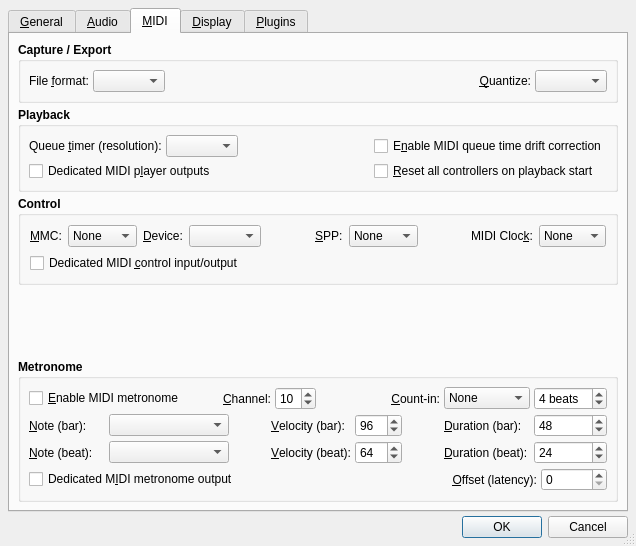
Old version of the form src/qtractorOptionsForm.ui in the repository rncbc/qtractor.
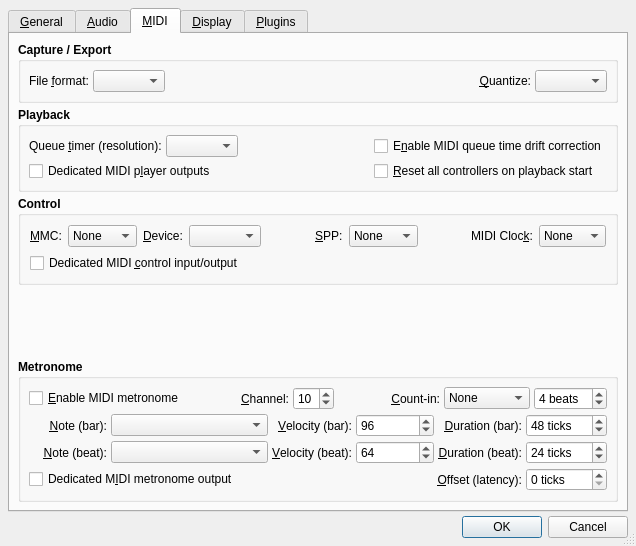
New version of the form. The open tabs and pages were chosen to show the change. Icons and pictures are not drawn. Custom widgets are drawn as their Qt base class.

Commit message: Just a few View/Options.../Audio, MIDI tabs dialog layout adjustments. (bis)

What changed in the file:
```diff
--- a/src/qtractorOptionsForm.ui
+++ b/src/qtractorOptionsForm.ui
@@ -1215,7 +1215,15 @@
           <bool>true</bool>
          </property>
          <layout class="QGridLayout">
-          <item row="0" column="0" colspan="2">
+          <item row="0" column="0" colspan="6">
+           <layout class="QHBoxLayout">
+            <property name="spacing">
+             <number>4</number>
+            </property>
+            <property name="margin">
+             <number>0</number>
+            </property>
+            <item>
            <widget class="QCheckBox" name="AudioMetronomeCheckBox">
             <property name="font">
              <font>
@@ -1231,7 +1239,20 @@
             </property>
            </widget>
           </item>
-          <item row="0" column="2">
+            <item>
+             <spacer>
+              <property name="orientation">
+               <enum>Qt::Horizontal</enum>
+              </property>
+              <property name="sizeHint">
+               <size>
+                <width>20</width>
+                <height>20</height>
+               </size>
+              </property>
+             </spacer>
+            </item>
+            <item>
            <widget class="QLabel" name="AudioCountInModeLabel">
             <property name="font">
              <font>
@@ -1250,7 +1271,7 @@
             </property>
            </widget>
           </item>
-          <item row="0" column="3" colspan="2">
+            <item>
            <widget class="QComboBox" name="AudioCountInModeComboBox">
             <property name="font">
              <font>
@@ -1278,7 +1299,7 @@
             </item>
            </widget>
           </item>
-          <item row="0" column="5">
+            <item>
            <widget class="QSpinBox" name="AudioCountInBeatsSpinBox">
             <property name="minimumSize">
              <size>
@@ -1309,6 +1330,8 @@
             </property>
            </widget>
           </item>
+           </layout>
+          </item>
           <item row="1" column="0">
            <widget class="QLabel" name="MetroBarFilenameTextLabel">
             <property name="font">
@@ -1320,6 +1343,9 @@
             <property name="text">
              <string>&amp;File (bar):</string>
             </property>
+            <property name="alignment">
+             <set>Qt::AlignRight|Qt::AlignVCenter</set>
+            </property>
             <property name="buddy">
              <cstring>MetroBarFilenameComboBox</cstring>
             </property>
@@ -1395,6 +1421,9 @@
             <property name="text">
              <string>&amp;Gain (bar):</string>
             </property>
+            <property name="alignment">
+             <set>Qt::AlignRight|Qt::AlignVCenter</set>
+            </property>
             <property name="buddy">
              <cstring>MetroBarGainSpinBox</cstring>
             </property>
@@ -1445,6 +1474,9 @@
             <property name="text">
              <string>&amp;File (beat):</string>
             </property>
+            <property name="alignment">
+             <set>Qt::AlignRight|Qt::AlignVCenter</set>
+            </property>
             <property name="buddy">
              <cstring>MetroBeatFilenameComboBox</cstring>
             </property>
@@ -1509,7 +1541,7 @@
             </property>
            </widget>
           </item>
-          <item row="2" column="4" colspan="2">
+          <item row="2" column="4">
            <widget class="QLabel" name="MetroBeatGainTextLabel">
             <property name="font">
              <font>
@@ -1520,6 +1552,9 @@
             <property name="text">
              <string>&amp;Gain (beat):</string>
             </property>
+            <property name="alignment">
+             <set>Qt::AlignRight|Qt::AlignVCenter</set>
+            </property>
             <property name="buddy">
              <cstring>MetroBeatGainSpinBox</cstring>
             </property>
@@ -1635,7 +1670,7 @@
              <widget class="qtractorTimeSpinBox" name="AudioMetroOffsetSpinBox">
               <property name="minimumSize">
                <size>
-                <width>100</width>
+                <width>120</width>
                 <height>0</height>
                </size>
               </property>
@@ -2139,7 +2174,15 @@
           <bool>true</bool>
          </property>
          <layout class="QGridLayout">
-          <item row="0" column="0" colspan="2">
+          <item row="0" column="0" colspan="7">
+           <layout class="QHBoxLayout">
+            <property name="spacing">
+             <number>4</number>
+            </property>
+            <property name="margin">
+             <number>0</number>
+            </property>
+            <item>
            <widget class="QCheckBox" name="MidiMetronomeCheckBox">
             <property name="font">
              <font>
@@ -2155,8 +2198,6 @@
             </property>
            </widget>
           </item>
-          <item row="0" column="2" colspan="3">
-           <layout class="QHBoxLayout">
             <item>
              <spacer>
               <property name="orientation">
@@ -2164,7 +2205,7 @@
               </property>
               <property name="sizeHint">
                <size>
-                <width>4</width>
+                <width>20</width>
                 <height>20</height>
                </size>
               </property>
@@ -2218,15 +2259,13 @@
               </property>
               <property name="sizeHint">
                <size>
-                <width>4</width>
+                <width>20</width>
                 <height>20</height>
                </size>
               </property>
              </spacer>
             </item>
-           </layout>
-          </item>
-          <item row="0" column="5" colspan="2">
+            <item>
            <widget class="QLabel" name="MidiCountInModeLabel">
             <property name="font">
              <font>
@@ -2245,7 +2284,7 @@
             </property>
            </widget>
           </item>
-          <item row="0" column="7">
+            <item>
            <widget class="QComboBox" name="MidiCountInModeComboBox">
             <property name="font">
              <font>
@@ -2273,7 +2312,7 @@
             </item>
            </widget>
           </item>
-          <item row="0" column="8">
+            <item>
            <widget class="QSpinBox" name="MidiCountInBeatsSpinBox">
             <property name="minimumSize">
              <size>
@@ -2304,6 +2343,8 @@
             </property>
            </widget>
           </item>
+           </layout>
+          </item>
           <item row="1" column="0">
            <widget class="QLabel" name="MetroBarNoteTextLabel">
             <property name="font">
@@ -2315,6 +2356,9 @@
             <property name="text">
              <string>&amp;Note (bar):</string>
             </property>
+            <property name="alignment">
+             <set>Qt::AlignRight|Qt::AlignVCenter</set>
+            </property>
             <property name="buddy">
              <cstring>MetroBarNoteComboBox</cstring>
             </property>
@@ -2339,20 +2383,7 @@
             </property>
            </widget>
           </item>
-          <item row="1" column="3" rowspan="2">
-           <spacer>
-            <property name="orientation">
-             <enum>Qt::Horizontal</enum>
-            </property>
-            <property name="sizeHint">
-             <size>
-              <width>4</width>
-              <height>20</height>
-             </size>
-            </property>
-           </spacer>
-          </item>
-          <item row="1" column="4">
+          <item row="1" column="3">
            <widget class="QLabel" name="MetroBarVelocityTextLabel">
             <property name="font">
              <font>
@@ -2363,13 +2394,22 @@
             <property name="text">
              <string>&amp;Velocity (bar):</string>
             </property>
+            <property name="alignment">
+             <set>Qt::AlignRight|Qt::AlignVCenter</set>
+            </property>
             <property name="buddy">
              <cstring>MetroBarVelocitySpinBox</cstring>
             </property>
            </widget>
           </item>
-          <item row="1" column="5">
+          <item row="1" column="4">
            <widget class="QSpinBox" name="MetroBarVelocitySpinBox">
+            <property name="minimumSize">
+             <size>
+              <width>66</width>
+              <height>0</height>
+             </size>
+            </property>
             <property name="font">
              <font>
               <weight>50</weight>
@@ -2390,20 +2430,7 @@
             </property>
            </widget>
           </item>
-          <item row="1" column="6" rowspan="2">
-           <spacer>
-            <property name="orientation">
-             <enum>Qt::Horizontal</enum>
-            </property>
-            <property name="sizeHint">
-             <size>
-              <width>4</width>
-              <height>20</height>
-             </size>
-            </property>
-           </spacer>
-          </item>
-          <item row="1" column="7">
+          <item row="1" column="5">
            <widget class="QLabel" name="MetroBarDurationTextLabel">
             <property name="font">
              <font>
@@ -2414,13 +2441,22 @@
             <property name="text">
              <string>&amp;Duration (bar):</string>
             </property>
+            <property name="alignment">
+             <set>Qt::AlignRight|Qt::AlignVCenter</set>
+            </property>
             <property name="buddy">
              <cstring>MetroBarDurationSpinBox</cstring>
             </property>
            </widget>
           </item>
-          <item row="1" column="8">
+          <item row="1" column="6">
            <widget class="QSpinBox" name="MetroBarDurationSpinBox">
+            <property name="minimumSize">
+             <size>
+              <width>66</width>
+              <height>0</height>
+             </size>
+            </property>
             <property name="font">
              <font>
               <weight>50</weight>
@@ -2430,6 +2466,9 @@
             <property name="toolTip">
              <string>Metronome MIDI duration (bar)</string>
             </property>
+            <property name="suffix">
+             <string> ticks</string>
+            </property>
             <property name="minimum">
              <number>1</number>
             </property>
@@ -2455,6 +2494,9 @@
             <property name="text">
              <string>&amp;Note (beat):</string>
             </property>
+            <property name="alignment">
+             <set>Qt::AlignRight|Qt::AlignVCenter</set>
+            </property>
             <property name="buddy">
              <cstring>MetroBeatNoteComboBox</cstring>
             </property>
@@ -2479,7 +2521,7 @@
             </property>
            </widget>
           </item>
-          <item row="2" column="4">
+          <item row="2" column="3">
            <widget class="QLabel" name="MetroBeatVelocityTextLabel">
             <property name="font">
              <font>
@@ -2490,13 +2532,22 @@
             <property name="text">
              <string>&amp;Velocity (beat):</string>
             </property>
+            <property name="alignment">
+             <set>Qt::AlignRight|Qt::AlignVCenter</set>
+            </property>
             <property name="buddy">
              <cstring>MetroBeatVelocitySpinBox</cstring>
             </property>
            </widget>
           </item>
-          <item row="2" column="5">
+          <item row="2" column="4">
            <widget class="QSpinBox" name="MetroBeatVelocitySpinBox">
+            <property name="minimumSize">
+             <size>
+              <width>66</width>
+              <height>0</height>
+             </size>
+            </property>
             <property name="font">
              <font>
               <weight>50</weight>
@@ -2517,7 +2568,7 @@
             </property>
            </widget>
           </item>
-          <item row="2" column="7">
+          <item row="2" column="5">
            <widget class="QLabel" name="MetroBeatDurationTextLabel">
             <property name="font">
              <font>
@@ -2528,13 +2579,22 @@
             <property name="text">
              <string>&amp;Duration (beat):</string>
             </property>
+            <property name="alignment">
+             <set>Qt::AlignRight|Qt::AlignVCenter</set>
+            </property>
             <property name="buddy">
              <cstring>MetroBeatDurationSpinBox</cstring>
             </property>
            </widget>
           </item>
-          <item row="2" column="8">
+          <item row="2" column="6">
            <widget class="QSpinBox" name="MetroBeatDurationSpinBox">
+            <property name="minimumSize">
+             <size>
+              <width>66</width>
+              <height>0</height>
+             </size>
+            </property>
             <property name="font">
              <font>
               <weight>50</weight>
@@ -2544,6 +2604,9 @@
             <property name="toolTip">
              <string>Metronome MIDI duration (beat)</string>
             </property>
+            <property name="suffix">
+             <string> ticks</string>
+            </property>
             <property name="minimum">
              <number>1</number>
             </property>
@@ -2558,7 +2621,7 @@
             </property>
            </widget>
           </item>
-          <item row="3" column="0" colspan="9">
+          <item row="3" column="0" colspan="7">
            <layout class="QHBoxLayout">
             <property name="spacing">
              <number>4</number>
@@ -2631,6 +2694,9 @@
               <property name="toolTip">
                <string>Metronome MIDI offset (latency)</string>
               </property>
+              <property name="suffix">
+               <string> ticks</string>
+              </property>
               <property name="minimum">
                <number>0</number>
               </property>
```
Lines whose indentation alone changed are shown as unchanged. The commit also changes 9 other files.
